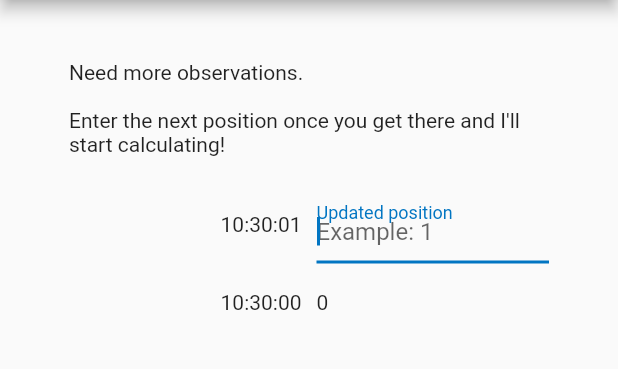
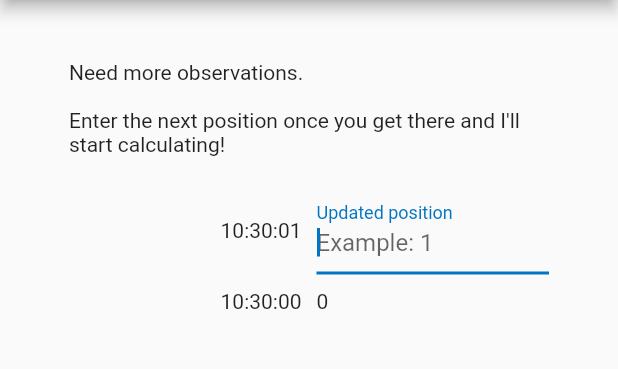
Before and after one commit to walles/waitinator, a Flutter app: the EtaScreen widget shown alone on an empty page, opened directly with empty values, on a phone screen of 412 x 824 dp, the part 84-453 px from its top. Run offline on Flutter 3.47's test engine with Material 2 defaults, Android fonts, the phone set to English and light mode, and no system bars; drawn by our look-alikes of flutter_layout_grid.

Commit message:
Fix GridView row heights
By replacing it with a LayoutGrid.

```diff
--- a/lib/eta_screen.dart
+++ b/lib/eta_screen.dart
@@ -2,6 +2,7 @@ import 'dart:async';
 
 import 'package:flutter/material.dart';
 import 'package:flutter/services.dart';
+import 'package:flutter_layout_grid/flutter_layout_grid.dart';
 import 'package:intl/intl.dart';
 
 import 'observation.dart';
@@ -92,14 +93,12 @@ class _EtaScreenState extends State<EtaScreen> {
       ));
     }
 
-    return Expanded(
-      child: GridView.count(
-        crossAxisCount: 2,
-        crossAxisSpacing: 10,
-        shrinkWrap: true,
-        childAspectRatio: 3.0,
-        children: widgets,
-      ),
+    return LayoutGrid(
+      columnSizes: [50.fr, 50.fr],
+      rowSizes: List.filled(widgets.length ~/ 2, auto),
+      rowGap: 10,
+      columnGap: 10,
+      children: widgets,
     );
   }
 
--- a/pubspec.yaml
+++ b/pubspec.yaml
@@ -33,6 +33,7 @@ dependencies:
   intl: ^0.17.0
   url_launcher: ^6.0.17
   meta: ^1.7.0
+  flutter_layout_grid: ^2.0.0
 
 dev_dependencies:
   flutter_test:
```
Also changed, not shown: pubspec.lock, 1 other file.
